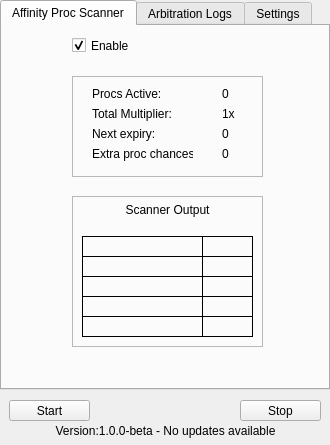
Old version of the form form.ui in the repository Funklebump/Smeeta-Tracker.
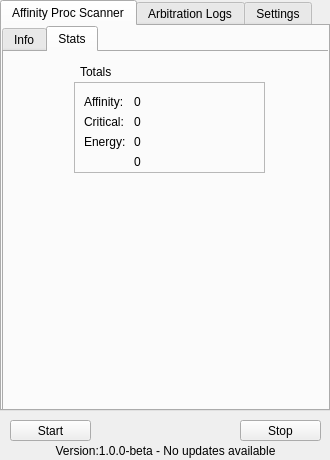
New version of the form. The open tabs and pages were chosen to show the change. Custom widgets are drawn as their Qt base class.

Commit message: Add logging of cc and energy buffs. Add tab to display all-time stats

Patch:
```diff
--- a/form.ui
+++ b/form.ui
@@ -7,7 +7,7 @@
     <x>0</x>
     <y>0</y>
     <width>330</width>
-    <height>445</height>
+    <height>460</height>
    </rect>
   </property>
   <property name="windowTitle">
@@ -19,7 +19,7 @@
      <x>0</x>
      <y>0</y>
      <width>330</width>
-     <height>390</height>
+     <height>411</height>
     </rect>
    </property>
    <property name="currentIndex">
@@ -29,29 +29,29 @@
     <attribute name="title">
      <string>Affinity Proc Scanner</string>
     </attribute>
-    <widget class="QCheckBox" name="enable_affinity_scanner_checkbox">
+    <widget class="QTabWidget" name="tabWidget_3">
      <property name="geometry">
       <rect>
-       <x>70</x>
-       <y>10</y>
-       <width>72</width>
-       <height>19</height>
+       <x>0</x>
+       <y>0</y>
+       <width>331</width>
+       <height>391</height>
       </rect>
      </property>
-     <property name="text">
-      <string>Enable</string>
+     <property name="currentIndex">
+      <number>0</number>
      </property>
-     <property name="checked">
-      <bool>true</bool>
-     </property>
-    </widget>
+     <widget class="QWidget" name="tab_7">
+      <attribute name="title">
+       <string>Info</string>
+      </attribute>
     <widget class="QFrame" name="frame">
      <property name="geometry">
       <rect>
-       <x>70</x>
+         <x>60</x>
        <y>170</y>
        <width>191</width>
-       <height>151</height>
+         <height>141</height>
       </rect>
      </property>
      <property name="frameShape">
@@ -64,7 +64,7 @@
       <property name="geometry">
        <rect>
         <x>10</x>
-        <y>40</y>
+          <y>30</y>
         <width>121</width>
         <height>21</height>
        </rect>
@@ -83,7 +83,7 @@
       <property name="geometry">
        <rect>
         <x>10</x>
-        <y>60</y>
+          <y>50</y>
         <width>121</width>
         <height>21</height>
        </rect>
@@ -102,7 +102,7 @@
       <property name="geometry">
        <rect>
         <x>10</x>
-        <y>100</y>
+          <y>90</y>
         <width>121</width>
         <height>21</height>
        </rect>
@@ -121,7 +121,7 @@
       <property name="geometry">
        <rect>
         <x>130</x>
-        <y>120</y>
+          <y>110</y>
         <width>51</width>
         <height>21</height>
        </rect>
@@ -137,7 +137,7 @@
       <property name="geometry">
        <rect>
         <x>10</x>
-        <y>80</y>
+          <y>70</y>
         <width>121</width>
         <height>21</height>
        </rect>
@@ -156,7 +156,7 @@
       <property name="geometry">
        <rect>
         <x>10</x>
-        <y>120</y>
+          <y>110</y>
         <width>121</width>
         <height>21</height>
        </rect>
@@ -175,7 +175,7 @@
       <property name="geometry">
        <rect>
         <x>130</x>
-        <y>100</y>
+          <y>90</y>
         <width>51</width>
         <height>21</height>
        </rect>
@@ -191,7 +191,7 @@
       <property name="geometry">
        <rect>
         <x>130</x>
-        <y>40</y>
+          <y>30</y>
         <width>51</width>
         <height>21</height>
        </rect>
@@ -210,7 +210,7 @@
       <property name="geometry">
        <rect>
         <x>130</x>
-        <y>80</y>
+          <y>70</y>
         <width>51</width>
         <height>21</height>
        </rect>
@@ -226,7 +226,7 @@
       <property name="geometry">
        <rect>
         <x>130</x>
-        <y>60</y>
+          <y>50</y>
         <width>51</width>
         <height>21</height>
        </rect>
@@ -258,7 +258,7 @@
     <widget class="QFrame" name="frame_2">
      <property name="geometry">
       <rect>
-       <x>70</x>
+         <x>60</x>
        <y>50</y>
        <width>191</width>
        <height>101</height>
@@ -375,6 +375,149 @@
       </property>
      </widget>
     </widget>
+      <widget class="QCheckBox" name="enable_affinity_scanner_checkbox">
+       <property name="geometry">
+        <rect>
+         <x>10</x>
+         <y>10</y>
+         <width>72</width>
+         <height>19</height>
+        </rect>
+       </property>
+       <property name="text">
+        <string>Enable</string>
+       </property>
+       <property name="checked">
+        <bool>true</bool>
+       </property>
+      </widget>
+     </widget>
+     <widget class="QWidget" name="tab_8">
+      <attribute name="title">
+       <string>Stats</string>
+      </attribute>
+      <widget class="QFrame" name="frame_5">
+       <property name="geometry">
+        <rect>
+         <x>70</x>
+         <y>30</y>
+         <width>191</width>
+         <height>91</height>
+        </rect>
+       </property>
+       <property name="frameShape">
+        <enum>QFrame::StyledPanel</enum>
+       </property>
+       <property name="frameShadow">
+        <enum>QFrame::Raised</enum>
+       </property>
+       <widget class="QLabel" name="label_25">
+        <property name="geometry">
+         <rect>
+          <x>10</x>
+          <y>10</y>
+          <width>51</width>
+          <height>20</height>
+         </rect>
+        </property>
+        <property name="text">
+         <string>Affinity:</string>
+        </property>
+       </widget>
+       <widget class="QLabel" name="label_26">
+        <property name="geometry">
+         <rect>
+          <x>10</x>
+          <y>30</y>
+          <width>51</width>
+          <height>20</height>
+         </rect>
+        </property>
+        <property name="text">
+         <string>Critical:</string>
+        </property>
+       </widget>
+       <widget class="QLabel" name="label_27">
+        <property name="geometry">
+         <rect>
+          <x>10</x>
+          <y>50</y>
+          <width>51</width>
+          <height>20</height>
+         </rect>
+        </property>
+        <property name="text">
+         <string>Energy:</string>
+        </property>
+       </widget>
+       <widget class="QLabel" name="affinity_count_label">
+        <property name="geometry">
+         <rect>
+          <x>60</x>
+          <y>10</y>
+          <width>61</width>
+          <height>20</height>
+         </rect>
+        </property>
+        <property name="text">
+         <string>0</string>
+        </property>
+       </widget>
+       <widget class="QLabel" name="critical_count_label">
+        <property name="geometry">
+         <rect>
+          <x>60</x>
+          <y>30</y>
+          <width>61</width>
+          <height>20</height>
+         </rect>
+        </property>
+        <property name="text">
+         <string>0</string>
+        </property>
+       </widget>
+       <widget class="QLabel" name="energy_count_label">
+        <property name="geometry">
+         <rect>
+          <x>60</x>
+          <y>50</y>
+          <width>61</width>
+          <height>20</height>
+         </rect>
+        </property>
+        <property name="text">
+         <string>0</string>
+        </property>
+       </widget>
+       <widget class="QLabel" name="total_mission_time_label">
+        <property name="geometry">
+         <rect>
+          <x>60</x>
+          <y>70</y>
+          <width>61</width>
+          <height>20</height>
+         </rect>
+        </property>
+        <property name="text">
+         <string>0</string>
+        </property>
+       </widget>
+      </widget>
+      <widget class="QLabel" name="label_28">
+       <property name="geometry">
+        <rect>
+         <x>76</x>
+         <y>9</y>
+         <width>181</width>
+         <height>21</height>
+        </rect>
+       </property>
+       <property name="text">
+        <string>Totals</string>
+       </property>
+      </widget>
+     </widget>
+    </widget>
    </widget>
    <widget class="QWidget" name="tab_3">
     <attribute name="title">
@@ -777,7 +920,7 @@
        <x>0</x>
        <y>0</y>
        <width>330</width>
-       <height>365</height>
+       <height>391</height>
       </rect>
      </property>
      <property name="currentIndex">
@@ -1029,8 +1172,11 @@
        <property name="toolTipDuration">
         <number>5000</number>
        </property>
+       <property name="minimum">
+        <number>40</number>
+       </property>
        <property name="maximum">
-        <number>100</number>
+        <number>80</number>
        </property>
        <property name="value">
         <number>60</number>
@@ -1380,8 +1526,8 @@
   <widget class="QPushButton" name="start_button">
    <property name="geometry">
     <rect>
-     <x>9</x>
-     <y>400</y>
+     <x>10</x>
+     <y>420</y>
      <width>81</width>
      <height>21</height>
     </rect>
@@ -1400,7 +1546,7 @@
    <property name="geometry">
     <rect>
      <x>240</x>
-     <y>400</y>
+     <y>420</y>
      <width>81</width>
      <height>21</height>
     </rect>
@@ -1413,7 +1559,7 @@
    <property name="geometry">
     <rect>
      <x>10</x>
-     <y>420</y>
+     <y>440</y>
      <width>311</width>
      <height>21</height>
     </rect>
```
Lines whose indentation alone changed are shown as unchanged. The commit also changes 5 other files.
